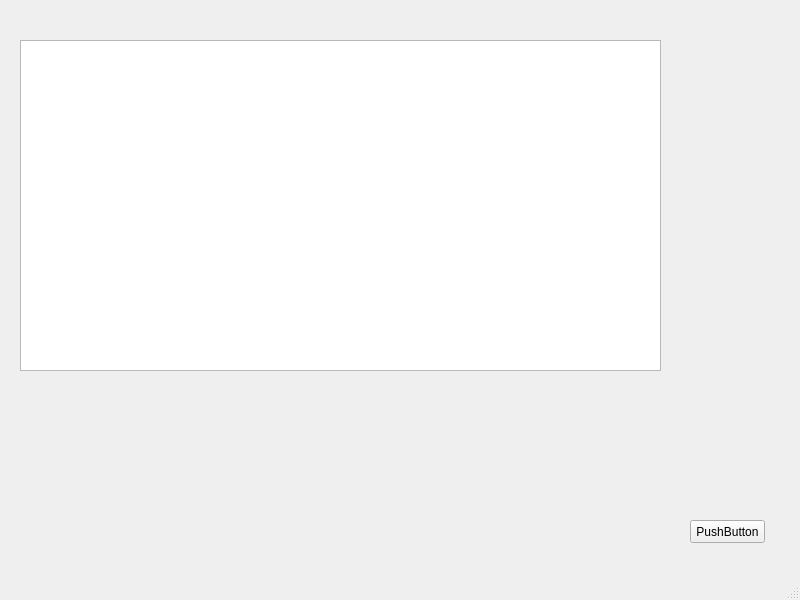
This is Test1/mainwindow.ui in iVanyaVas/QT as Qt 5 draws it before an edit. The edited form follows.
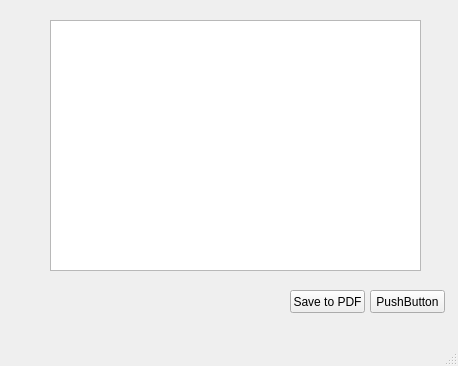
This is the edited form.

Patch:
```diff
--- a/Test1/mainwindow.ui
+++ b/Test1/mainwindow.ui
@@ -6,8 +6,8 @@
    <rect>
     <x>0</x>
     <y>0</y>
-    <width>800</width>
-    <height>600</height>
+    <width>458</width>
+    <height>366</height>
    </rect>
   </property>
   <property name="windowTitle">
@@ -17,8 +17,8 @@
    <widget class="QPushButton" name="pushButton">
     <property name="geometry">
      <rect>
-      <x>690</x>
-      <y>520</y>
+      <x>370</x>
+      <y>290</y>
       <width>75</width>
       <height>23</height>
      </rect>
@@ -27,16 +27,29 @@
      <string>PushButton</string>
     </property>
    </widget>
-   <widget class="QTableWidget" name="tableWidget">
+   <widget class="QTableView" name="tableView">
     <property name="geometry">
      <rect>
-      <x>20</x>
-      <y>40</y>
-      <width>641</width>
-      <height>331</height>
+      <x>50</x>
+      <y>20</y>
+      <width>371</width>
+      <height>251</height>
      </rect>
     </property>
    </widget>
+   <widget class="QPushButton" name="pushButton_2">
+    <property name="geometry">
+     <rect>
+      <x>290</x>
+      <y>290</y>
+      <width>75</width>
+      <height>23</height>
+     </rect>
+    </property>
+    <property name="text">
+     <string>Save to PDF</string>
+    </property>
+   </widget>
   </widget>
   <widget class="QMenuBar" name="menubar">
    <property name="geometry">
```
Left out of the diff: 2 changed lines with no effect on the pictures.
